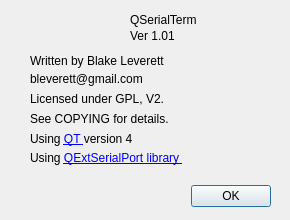
The window that about.ui (bleverett/qst) describes before a commit, drawn with Qt 5.
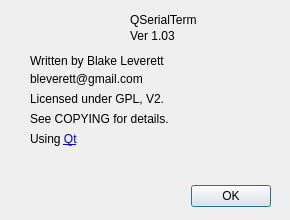
The same window after the commit. Icons and pictures are not drawn.

Commit message: Use QtSerialport package, rather than the older qextserialport.

The edit to the form file:
```diff
--- a/about.ui
+++ b/about.ui
@@ -137,26 +137,7 @@
     </rect>
    </property>
    <property name="text">
-    <string>Using &lt;a href=&quot;http://qt.nokia.com/&quot;&gt;QT &lt;/a&gt;version 4</string>
-   </property>
-   <property name="openExternalLinks">
-    <bool>true</bool>
-   </property>
-   <property name="textInteractionFlags">
-    <set>Qt::TextBrowserInteraction</set>
-   </property>
-  </widget>
-  <widget class="QLabel" name="label_7">
-   <property name="geometry">
-    <rect>
-     <x>30</x>
-     <y>150</y>
-     <width>301</width>
-     <height>16</height>
-    </rect>
-   </property>
-   <property name="text">
-    <string>Using &lt;a href=&quot;http://code.google.com/p/qextserialport/&quot;&gt;QExtSerialPort library &lt;/a&gt;</string>
+    <string>&lt;html&gt;&lt;head/&gt;&lt;body&gt;&lt;p&gt;Using &lt;a href=&quot;http://qt.nokia.com/&quot;&gt;&lt;span style=&quot; text-decoration: underline; color:#0000ff;&quot;&gt;Qt&lt;/span&gt;&lt;/a&gt;&lt;/p&gt;&lt;/body&gt;&lt;/html&gt;</string>
    </property>
    <property name="openExternalLinks">
     <bool>true</bool>
@@ -191,7 +172,7 @@
     </rect>
    </property>
    <property name="text">
-    <string>Ver 1.01</string>
+    <string>Ver 1.03</string>
    </property>
   </widget>
  </widget>
```
The commit also changes 6 other files.
